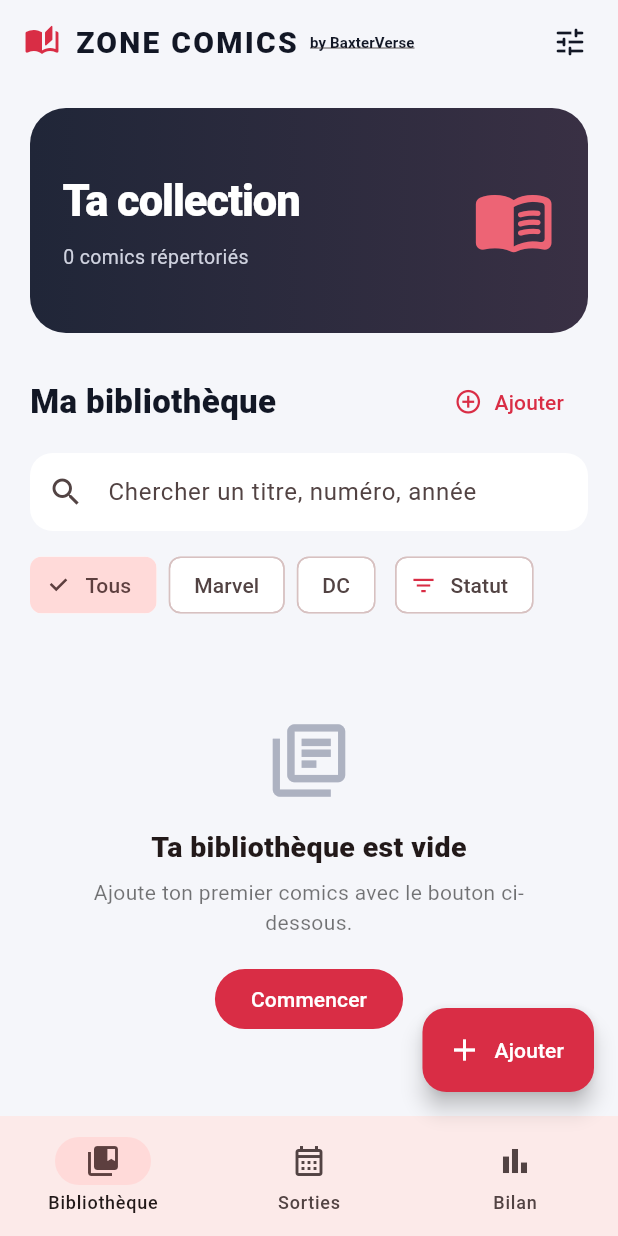
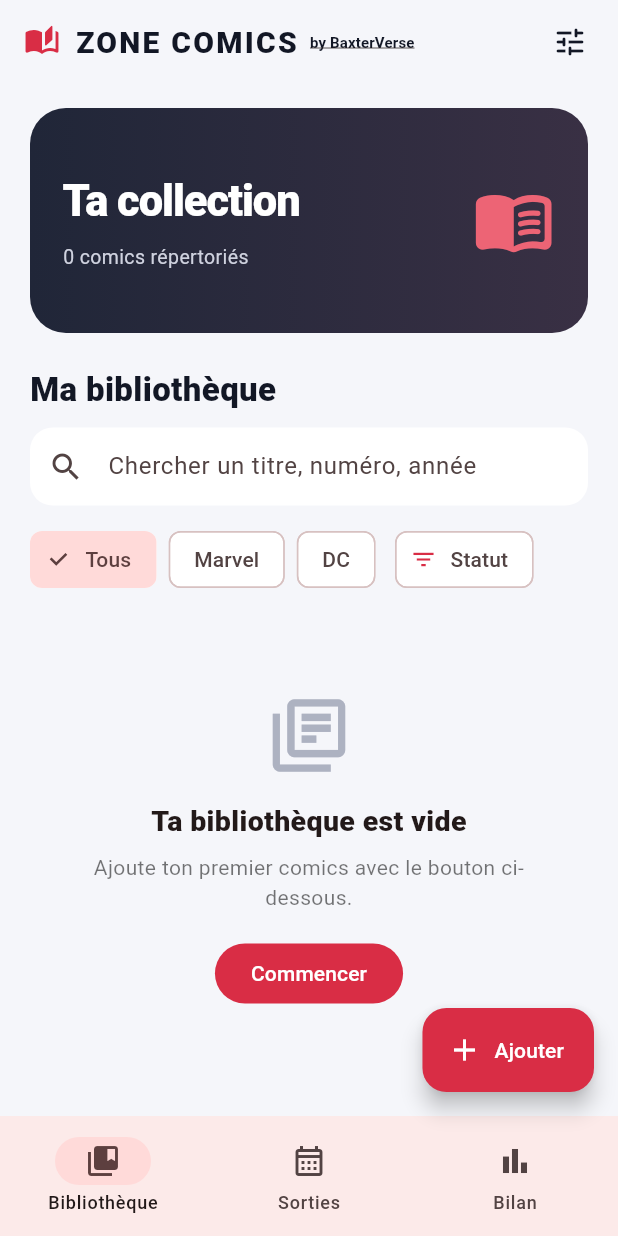
Before and after one commit to walid379/ZoneComics, a Flutter app: the screen it shows after launch, on a phone screen of 412 x 824 dp. Run offline on Flutter 3.47's test engine with Material 3 defaults, Android fonts, the phone set to English and light mode, and no system bars; our stand-ins replace flutter_secure_storage, shared_preferences, sqflite; accounts and stored records are empty.

Commit message:
Up "Add" button removed

```diff
--- a/lib/main.dart
+++ b/lib/main.dart
@@ -203,7 +203,7 @@ class _HomeScreenState extends State<HomeScreen> {
     return ListView(padding: const EdgeInsets.fromLTRB(20, 16, 20, 100), children: [
       _hero('Ta collection', '${comics.length} comics répertoriés', Icons.menu_book_rounded),
       const SizedBox(height: 22),
-      Row(children: [const Expanded(child: Text('Ma bibliothèque', style: TextStyle(fontSize: 22, fontWeight: FontWeight.w900, color: ink))), TextButton.icon(onPressed: _openAddComic, icon: const Icon(Icons.add_circle_outline, size: 19), label: const Text('Ajouter'))]),
+      Row(children: [const Expanded(child: Text('Ma bibliothèque', style: TextStyle(fontSize: 22, fontWeight: FontWeight.w900, color: ink)))]),
       const SizedBox(height: 10),
       TextField(controller: searchController, decoration: InputDecoration(hintText: 'Chercher un titre, numéro, année', prefixIcon: const Icon(Icons.search), filled: true, fillColor: Colors.white, border: OutlineInputBorder(borderRadius: BorderRadius.circular(15), borderSide: BorderSide.none))),
       const SizedBox(height: 12),
```
